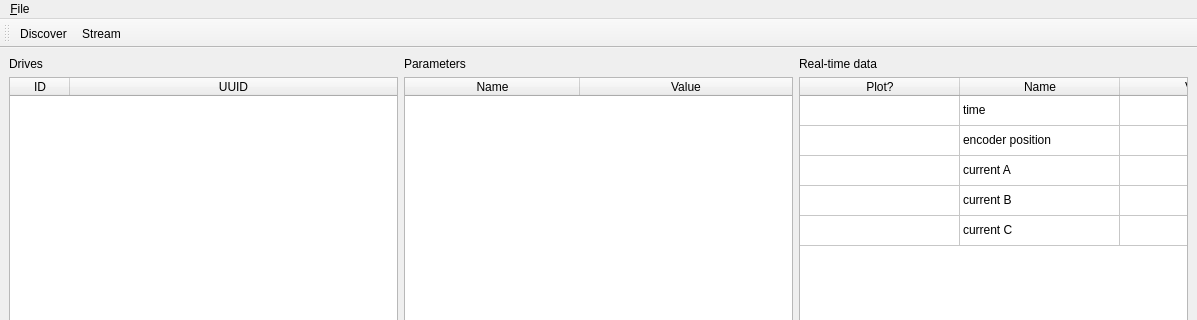
First picture: the form in software/ros1/betz_node/mainwindow.ui, repository codebot/betz_experimental, before the edit; both pictures show x 0 to 1197 and y 0 to 320 of the 1197 by 991 pixel window.
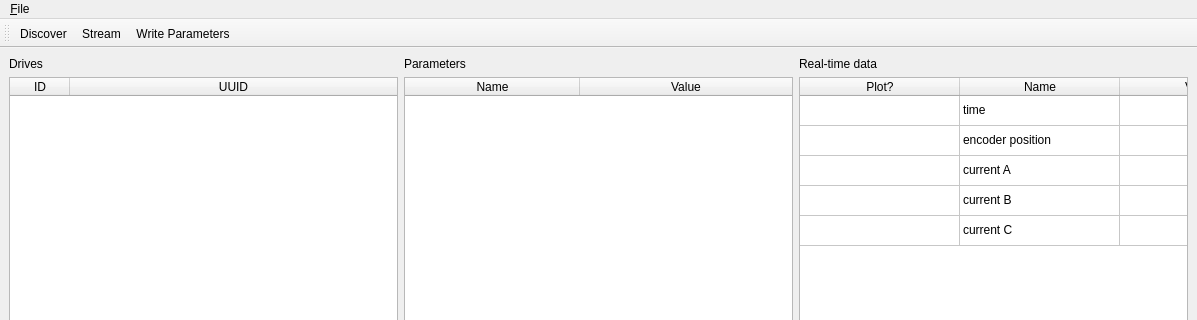
Second picture: the form after the edit. Custom widgets are drawn as their Qt base class.

Commit message: WIP write parameters to flash

Diff of the .ui file:
```diff
--- a/software/ros1/betz_node/mainwindow.ui
+++ b/software/ros1/betz_node/mainwindow.ui
@@ -226,6 +226,7 @@
    </attribute>
    <addaction name="actionDiscover"/>
    <addaction name="actionStream"/>
+   <addaction name="actionWriteParameters"/>
   </widget>
   <action name="actionQuit">
    <property name="text">
@@ -263,6 +264,11 @@
     <string>Ctrl+S</string>
    </property>
   </action>
+  <action name="actionWriteParameters">
+   <property name="text">
+    <string>Write Parameters</string>
+   </property>
+  </action>
  </widget>
  <customwidgets>
   <customwidget>
```
The commit also changes 12 other files.
